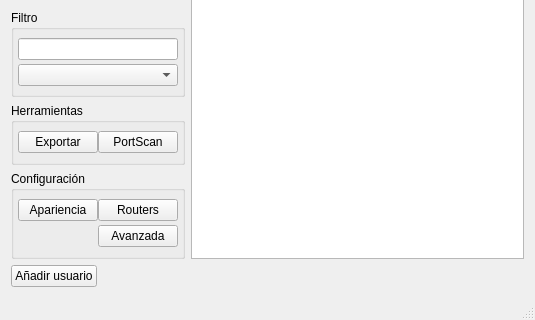
Qt form QMikPPPManager.ui (silderan/QMikPPPManager) before a commit; both pictures show x 0 to 535 and y 210 to 530 of the 535 by 530 pixel window.
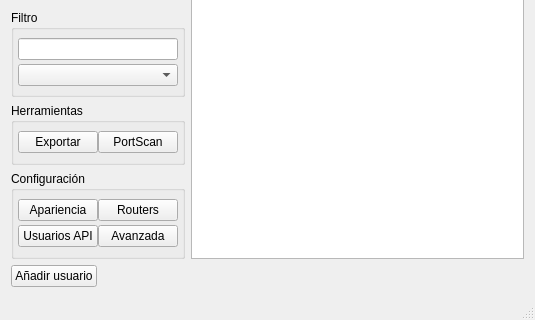
The same form after that commit. Custom widgets are drawn as their Qt base class.

Patch:
```diff
--- a/QMikPPPManager.ui
+++ b/QMikPPPManager.ui
@@ -155,6 +155,13 @@
          </property>
         </widget>
        </item>
+       <item row="1" column="0">
+        <widget class="QPushButton" name="apiUsersButton">
+         <property name="text">
+          <string>Usuarios API</string>
+         </property>
+        </widget>
+       </item>
       </layout>
      </widget>
     </item>
```
